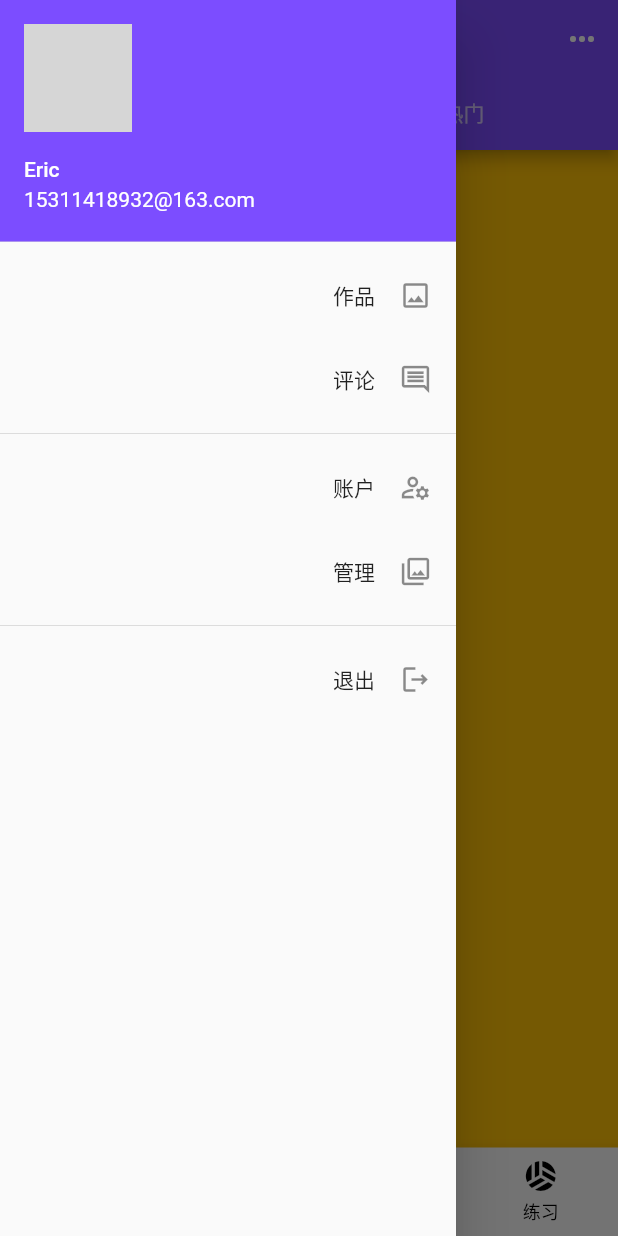
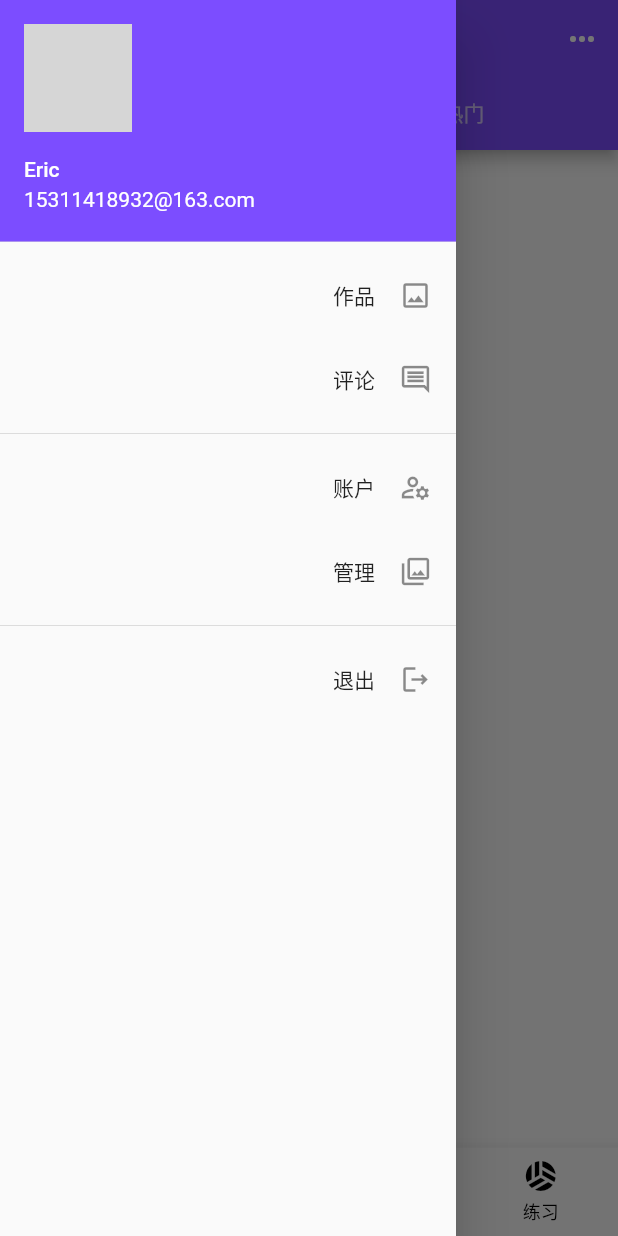
Before and after one commit to Jason-nl/xb2_flutter, a Flutter app: the screen it shows after launch, after a tap on the "menu" icon, on a phone screen of 412 x 824 dp. Run offline on Flutter 3.47's test engine with Material 2 defaults, Android fonts, the phone set to English and light mode, and no system bars; our stand-ins replace flutter_dotenv; network calls fail; grey boxes are pictures that could not be loaded.

Commit message:
list content pratice

```diff
--- /dev/null
+++ b/lib/app/app_config.dart
@@ -0,0 +1,6 @@
+import 'package:flutter_dotenv/flutter_dotenv.dart';
+
+class AppConfig {
+  static String get apiBaseUrl =>
+      dotenv.get('API_BASE_URL', fallback: 'https://nid-node.ninghao.co');
+}
--- a/lib/app/components/app_home.dart
+++ b/lib/app/components/app_home.dart
@@ -34,7 +34,7 @@
         drawer: const AppPageSide(),
         // 顶部应用栏
         appBar: showAppBar ? const AppPageHeader() : null,
-        backgroundColor: Colors.amber,
+        // backgroundColor: Colors.amber,
         body: AppPageMain(currentIndex: currentAppBottomNavigationBarItem),
         bottomNavigationBar: AppPageBottom(
           currentIndex: currentAppBottomNavigationBarItem,
--- a/lib/main.dart
+++ b/lib/main.dart
@@ -1,6 +1,8 @@
 import 'package:flutter/material.dart';
+import 'package:flutter_dotenv/flutter_dotenv.dart';
 import 'package:xb2_flutter/app/app.dart';
 
-void main(List<String> args) {
+void main(List<String> args) async {
+  await dotenv.load(fileName: '.env');
   runApp(const App());
 }
--- a/lib/post/index/components/post_index_latest.dart
+++ b/lib/post/index/components/post_index_latest.dart
@@ -1,9 +1,13 @@
 import 'package:flutter/material.dart';
+import 'package:xb2_flutter/post/index/components/post_list.dart';
 
 class PostIndexLatest extends StatelessWidget {
   const PostIndexLatest({Key? key}) : super(key: key);
   @override
   Widget build(BuildContext context) {
-    return const Icon(Icons.explore_outlined, size: 128, color: Colors.black12);
+    return Container(
+      padding: const EdgeInsets.all(16),
+      child: const PostList(),
+    );
   }
 }
--- /dev/null
+++ b/lib/post/index/components/post_list.dart
@@ -0,0 +1,41 @@
+import 'package:flutter/material.dart';
+import 'package:provider/provider.dart';
+import 'package:xb2_flutter/post/index/post_index_model.dart';
+
+class PostList extends StatefulWidget {
+  const PostList({Key? key}) : super(key: key);
+
+  @override
+  State<PostList> createState() => _PostListState();
+}
+
+class _PostListState extends State<PostList> {
+  @override
+  void initState() {
+    super.initState();
+    Future.microtask(() {
+      context.read<PostIndexModel>().getPosts();
+    });
+  }
+
+  @override
+  Widget build(BuildContext context) {
+    final model = context.watch<PostIndexModel>();
+    final posts = model.posts ?? [];
+
+    const noContent = Center(
+      child: Text('暂无内容'),
+    );
+
+    final list = ListView.builder(
+      itemCount: posts.length,
+      itemBuilder: (context, index) {
+        return Text(
+          posts[index].title!,
+          style: Theme.of(context).textTheme.headline6,
+        );
+      },
+    );
+    return posts.isEmpty ? noContent : list;
+  }
+}
--- a/lib/post/index/post_index.dart
+++ b/lib/post/index/post_index.dart
@@ -1,4 +1,6 @@
 import 'package:flutter/material.dart';
+import 'package:provider/provider.dart';
+import 'package:xb2_flutter/post/index/post_index_model.dart';
 import 'components/post_index_latest.dart';
 import 'components/post_index_popular.dart';
 
@@ -6,6 +8,14 @@
   const PostIndex({Key? key}) : super(key: key);
   @override
   Widget build(BuildContext context) {
-    return const TabBarView(children: [PostIndexLatest(), PostIndexPopular()]);
+    return ChangeNotifierProvider(
+      create: (context) => PostIndexModel(),
+      child: const TabBarView(
+        children: [
+          PostIndexLatest(),
+          PostIndexPopular(),
+        ],
+      ),
+    );
   }
 }
--- /dev/null
+++ b/lib/post/index/post_index_model.dart
@@ -0,0 +1,29 @@
+import 'dart:convert';
+
+import 'package:flutter/material.dart';
+import 'package:http/http.dart' as http;
+import '../../app/app_config.dart';
+import '../post.dart';
+
+class PostIndexModel extends ChangeNotifier {
+  List<Post>? posts;
+
+  // PostIndexModel() {
+  //   getPosts();
+  // }
+
+  List<Post> parsePosts(responseBody) {
+    return jsonDecode(responseBody)
+        .map<Post>((item) => Post.fromJson(item))
+        .toList();
+  }
+
+  Future<List<Post>> getPosts() async {
+    final uri = Uri.parse('${AppConfig.apiBaseUrl}/posts');
+    final response = await http.get(uri);
+    final _posts = parsePosts(response.body);
+    posts = _posts;
+    notifyListeners();
+    return _posts;
+  }
+}
--- /dev/null
+++ b/lib/post/post.dart
@@ -0,0 +1,88 @@
+import 'package:json_annotation/json_annotation.dart';
+part 'post.g.dart';
+
+@JsonSerializable(explicitToJson: true)
+class Post {
+  int? id;
+  String? title;
+  String? content;
+  PostUser? user;
+  int? totalComments;
+  PostFile? file;
+  List<PostTag>? tags;
+  int? totalLikes;
+  int? liked;
+
+  Post(
+      {this.id,
+      this.title,
+      this.content,
+      this.user,
+      this.totalComments,
+      this.file,
+      this.tags,
+      this.totalLikes,
+      this.liked});
+
+  factory Post.fromJson(Map<String, dynamic> json) {
+    return _$PostFromJson(json);
+  }
+
+  Map<String, dynamic> toJson() => _$PostToJson(this);
+}
+
+
+@JsonSerializable(explicitToJson: true)
+class PostUser {
+  int? id;
+  String? name;
+  int? avatar;
+
+  PostUser({
+    this.id,
+    this.name,
+    this.avatar
+  });
+
+  factory PostUser.fromJson(Map<String, dynamic> json) {
+    return _$PostUserFromJson(json);
+  }
+
+  Map<String, dynamic> toJson() => _$PostUserToJson(this);
+}
+
+@JsonSerializable(explicitToJson: true)
+class PostFile {
+  int? id;
+  int? width;
+  int? height;
+
+  PostFile({
+    this.id,
+    this.width,
+    this.height
+  });
+
+  factory PostFile.fromJson(Map<String, dynamic> json) {
+    return _$PostFileFromJson(json);
+  }
+
+  Map<String, dynamic> toJson() => _$PostFileToJson(this);
+}
+
+@JsonSerializable(explicitToJson: true)
+class PostTag {
+  int? id;
+  String? name;
+
+  PostTag({
+    this.id,
+    this.name
+  });
+
+  factory PostTag.fromJson(Map<String, dynamic> json) {
+    return _$PostTagFromJson(json);
+  }
+
+  Map<String, dynamic> toJson() => _$PostTagToJson(this);
+}
--- a/pubspec.yaml
+++ b/pubspec.yaml
@@ -13,13 +13,18 @@
   cupertino_icons: ^1.0.2
   provider: ^6.0.4
   http: ^0.13.5
+  flutter_dotenv: ^5.0.2
+  json_annotation: ^4.0.1
 
 dev_dependencies:
   flutter_test:
     sdk: flutter
   flutter_lints: ^2.0.0
+  build_runner: ^2.1.1
+  json_serializable: ^4.0.1
 
 flutter:
   uses-material-design: true
   assets:
     - assets/images/
+    - .env
```
Also changed, not shown: lib/playground/http/playground_http.dart (+5 -5 lines), lib/post/post.g.dart (added), pubspec.lock, 61 other files.
